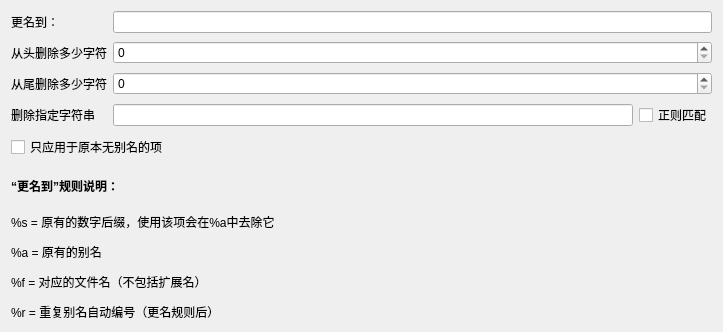
Above: src/setAlias/setaliasoptionwidget.ui from shine5402/KiraOtoToolbox before the change. Below: the same form after it.
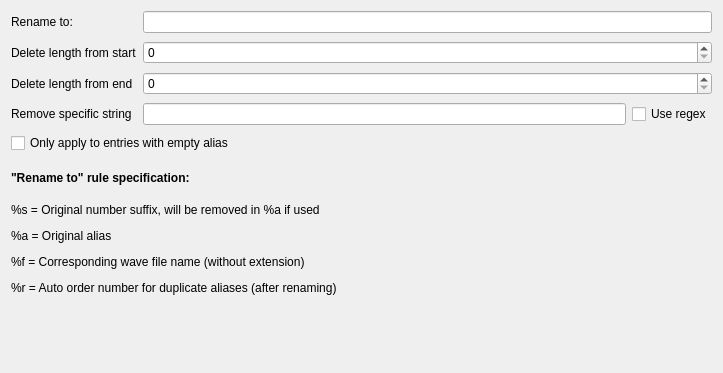
That is the form after the change.

Patch:
```diff
--- a/src/setAlias/setaliasoptionwidget.ui
+++ b/src/setAlias/setaliasoptionwidget.ui
@@ -7,7 +7,7 @@
     <x>0</x>
     <y>0</y>
     <width>723</width>
-    <height>302</height>
+    <height>373</height>
    </rect>
   </property>
   <property name="windowTitle">
@@ -22,28 +22,28 @@
      <item row="0" column="0">
       <widget class="QLabel" name="ruleLabel">
        <property name="text">
-        <string>更名到：</string>
+        <string>Rename to:</string>
        </property>
       </widget>
      </item>
      <item row="1" column="0">
       <widget class="QLabel" name="headCutLabel">
        <property name="text">
-        <string>从头删除多少字符</string>
+        <string>Delete length from start</string>
        </property>
       </widget>
      </item>
      <item row="2" column="0">
       <widget class="QLabel" name="tailCutLabel">
        <property name="text">
-        <string>从尾删除多少字符</string>
+        <string>Delete length from end</string>
        </property>
       </widget>
      </item>
      <item row="3" column="0">
       <widget class="QLabel" name="removeStrLabel">
        <property name="text">
-        <string>删除指定字符串</string>
+        <string>Remove specific string</string>
        </property>
       </widget>
      </item>
@@ -53,7 +53,7 @@
      <item row="3" column="2">
       <widget class="QCheckBox" name="removeStrRegexCheckBox">
        <property name="text">
-        <string>正则匹配</string>
+        <string>Use regex</string>
        </property>
       </widget>
      </item>
@@ -63,7 +63,7 @@
      <item row="4" column="0" colspan="3">
       <widget class="QCheckBox" name="emptyOnlyCheckBox">
        <property name="text">
-        <string>只应用于原本无别名的项</string>
+        <string>Only apply to entries with empty alias</string>
        </property>
       </widget>
      </item>
@@ -94,7 +94,7 @@
    <item>
     <widget class="QLabel" name="label">
      <property name="text">
-      <string>&lt;html&gt;&lt;head/&gt;&lt;body&gt;&lt;p style=&quot;margin-bottom:18px&quot;&gt;&lt;span style=&quot; font-size:medium; font-weight:600;&quot;&gt;“更名到”规则说明：&lt;/span&gt;&lt;/p&gt;&lt;p&gt;%s = 原有的数字后缀，使用该项会在%a中去除它&lt;/p&gt;&lt;p&gt;%a = 原有的别名&lt;/p&gt;&lt;p&gt;%f = 对应的文件名（不包括扩展名）&lt;/p&gt;&lt;p&gt;%r = 重复别名自动编号（更名规则后）&lt;/p&gt;&lt;/body&gt;&lt;/html&gt;</string>
+      <string>&lt;html&gt;&lt;head/&gt;&lt;body&gt;&lt;p style=&quot;margin-bottom:18px&quot;&gt;&lt;span style=&quot; font-size:medium; font-weight:600;&quot;&gt;&quot;Rename to&quot; rule specification:&lt;/span&gt;&lt;/p&gt;&lt;p&gt;%s = Original number suffix, will be removed in %a if used&lt;/p&gt;&lt;p&gt;%a = Original alias&lt;/p&gt;&lt;p&gt;%f = Corresponding wave file name (without extension)&lt;/p&gt;&lt;p&gt;%r = Auto order number for duplicate aliases (after renaming)&lt;/p&gt;&lt;/body&gt;&lt;/html&gt;</string>
      </property>
     </widget>
    </item>
```
Left out of the diff: 3 changed lines with no effect on the pictures.
